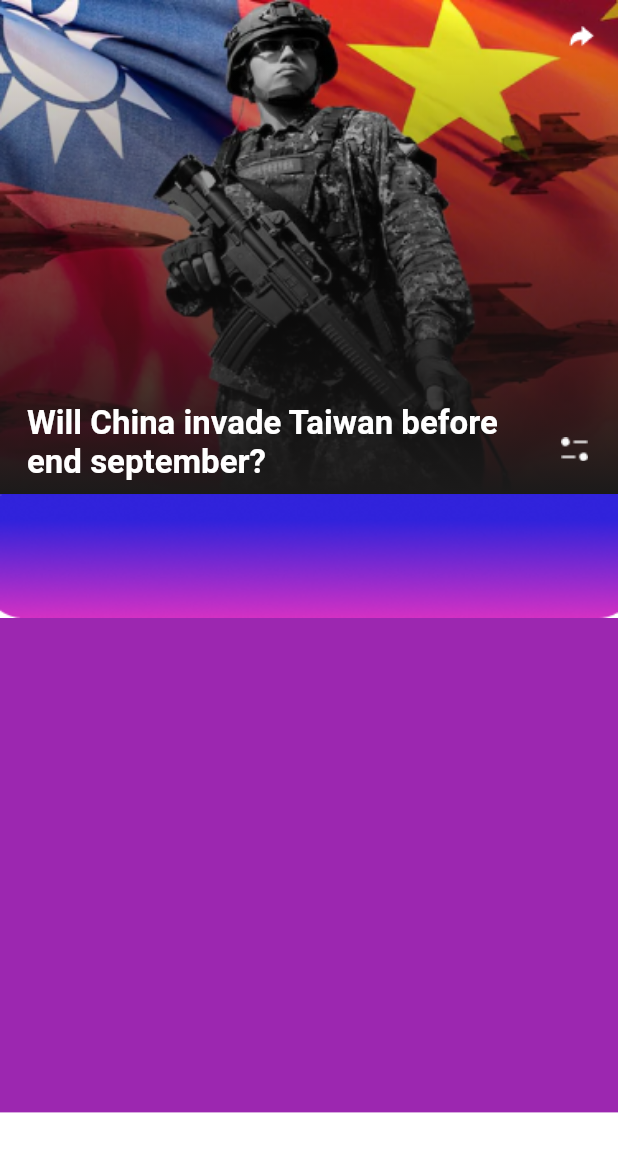
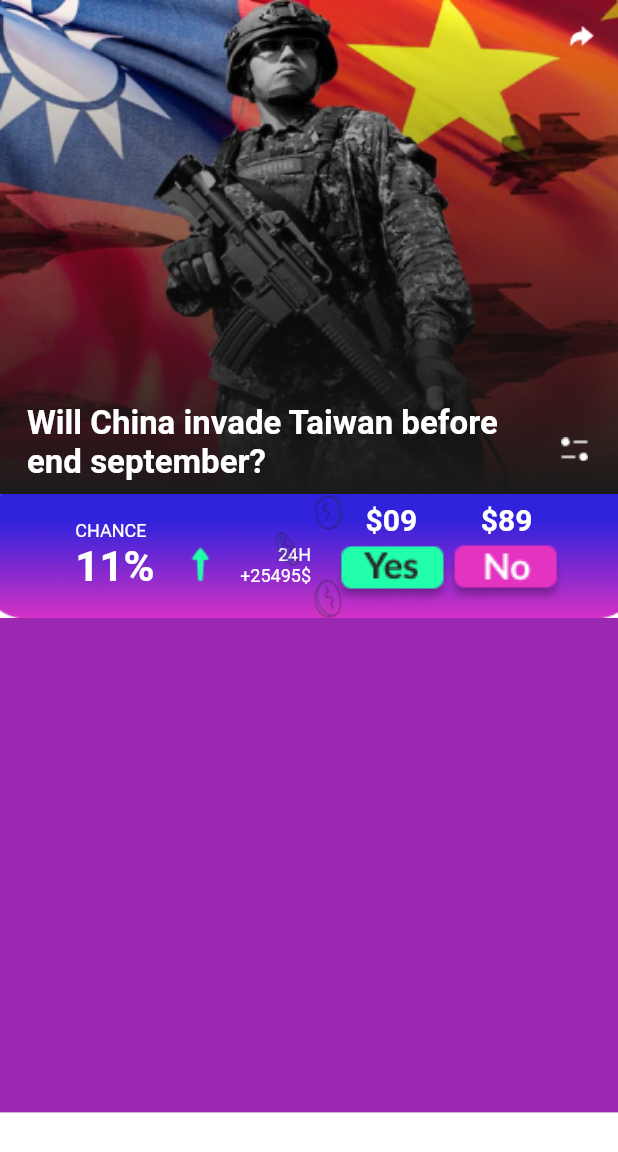
Before and after one commit to ashik-2001/growmate_ui, a Flutter app: the screen it shows after launch, on a phone screen of 412 x 824 dp. Shown: the top 1152 px of the screen. Run offline on Flutter 3.47's test engine with Material 2 defaults, Android fonts, the phone set to English and light mode, and no system bars; Roboto replaces fonts that are missing (lato).

Commit message:
Completed middle portion

```diff
--- a/lib/mid_portion/mid.dart
+++ b/lib/mid_portion/mid.dart
@@ -8,14 +8,131 @@ class MiddlePortion extends StatelessWidget {
   Widget build(BuildContext context) {
     final height = MediaQuery.of(context).size.height;
     final width = MediaQuery.of(context).size.width;
-    return Container(
-          height: height * 0.1,
-          decoration: const BoxDecoration(
+    return Stack(
+      children: [Container(
+        height: height * 0.1,
+        decoration: const BoxDecoration(
           image: DecorationImage(
             fit: BoxFit.fill,
             image: AssetImage('assets/portfoliobg.png'),
           ),
         ),
-        );
+        child: Row(
+          mainAxisAlignment: MainAxisAlignment.spaceEvenly,
+          children: [
+            Column(mainAxisAlignment: MainAxisAlignment.spaceEvenly, children: [
+              Row(
+                crossAxisAlignment: CrossAxisAlignment.end,
+                children: [
+                  SizedBox(
+                    width: width * 0.05,
+                  ),
+                  Column(
+                    crossAxisAlignment: CrossAxisAlignment.start,
+                    children: const [
+                      Text(
+                        'CHANCE',
+                        style: TextStyle(fontSize: 12),
+                      ),
+                      Text('11%',
+                          style: TextStyle(
+                              fontWeight: FontWeight.bold, fontSize: 28))
+                    ],
+                  ),
+                  SizedBox(
+                    width: width * 0.05,
+                  ),
+                  const Padding(
+                    padding: EdgeInsets.fromLTRB(0, 0, 0, 5),
+                    child: Image(image: AssetImage('assets/uparrow.png')),
+                  ),
+                  SizedBox(
+                    width: width * 0.04,
+                  ),
+                  Padding(
+                    padding: const EdgeInsets.fromLTRB(0, 0, 0, 3),
+                    child: Column(
+                      crossAxisAlignment: CrossAxisAlignment.end,
+                      children: const [
+                        Text(
+                          '24H',
+                          style: TextStyle(
+                              fontSize: 12, fontWeight: FontWeight.normal),
+                        ),
+                        Text(
+                          '+25495\$',
+                          style: TextStyle(
+                              fontSize: 12, fontWeight: FontWeight.normal),
+                        )
+                      ],
+                    ),
+                  ),
+                ],
+              )
+            ]),
+            Column(
+              mainAxisAlignment: MainAxisAlignment.center,
+              crossAxisAlignment: CrossAxisAlignment.center,
+              children: [
+                Row(
+                  mainAxisAlignment: MainAxisAlignment.start,
+                  children: [
+                    Column(
+                      children: [
+                        Text(
+                          '\$09',
+                          style: TextStyle(
+                              fontSize: 20, fontWeight: FontWeight.bold),
+                        ),
+                        Transform.scale(
+                          scale: 2.5,
+                          child: IconButton(
+                            onPressed: () {},
+                            icon: new Image.asset("assets/icons/yesB.png"),
+                          ),
+                        ),
+                      ],
+                    ),
+                    SizedBox(
+                      width: width * 0.07,
+                    ),
+                    Column(
+                      children: [
+                        Text(
+                          '\$89',
+                          style: TextStyle(
+                              fontSize: 20, fontWeight: FontWeight.bold),
+                        ),
+                        Transform.scale(
+                          scale: 2.5,
+                          child: IconButton(
+                            onPressed: () {},
+                            icon: new Image.asset("assets/icons/noB.png"),
+                          ),
+                        ),
+                      ],
+                    ),
+                    SizedBox(
+                      width: width * 0.05,
+                    ),
+                  ],
+                )
+              ],
+            )
+          ],
+        ),
+      ),
+      Container(
+        height: height * 0.1,
+        decoration: BoxDecoration(
+          image: DecorationImage(
+            fit: BoxFit.fitHeight,
+            colorFilter: ColorFilter.mode(Colors.white.withOpacity(0.7)  , BlendMode.dstOut),
+            image: AssetImage('assets/coins.png'),
+          ),
+        ),)
+      ]
+
+    );
   }
 }
```
Also changed, not shown: assets/coins.png (added), assets/icons/noB.png (added), assets/icons/yesB.png (added), assets/uparrow.png (added).
